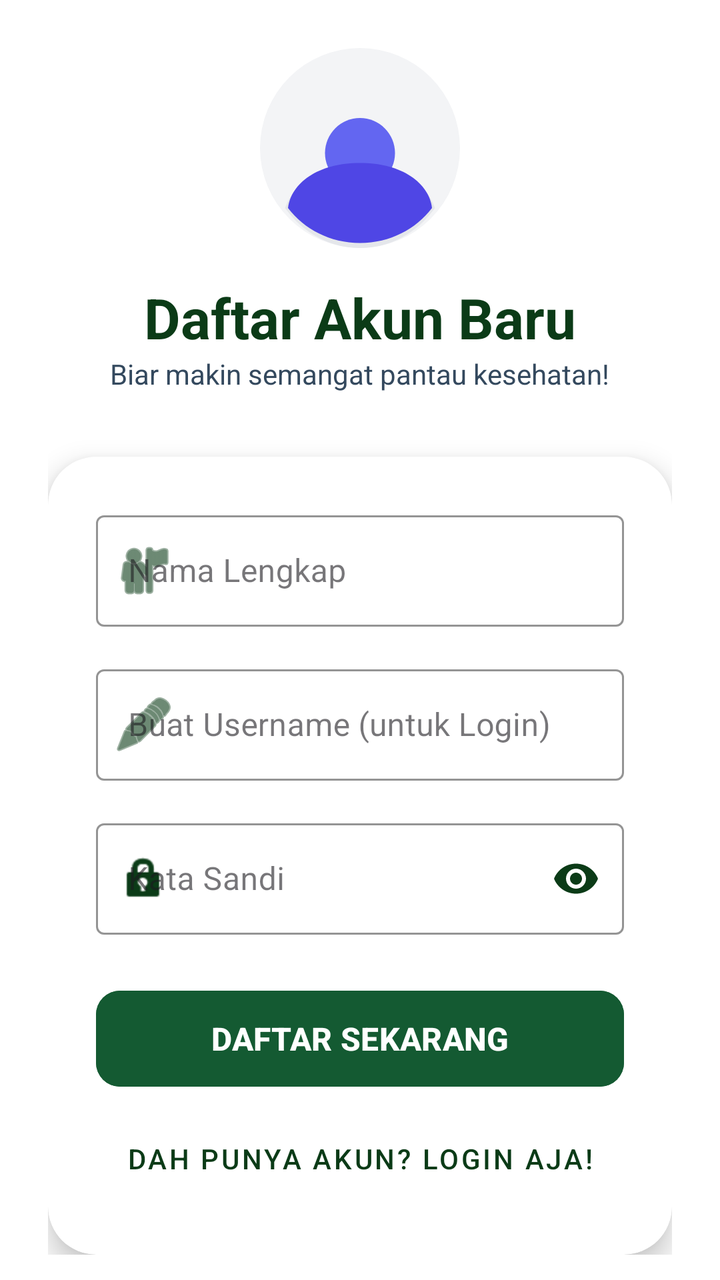
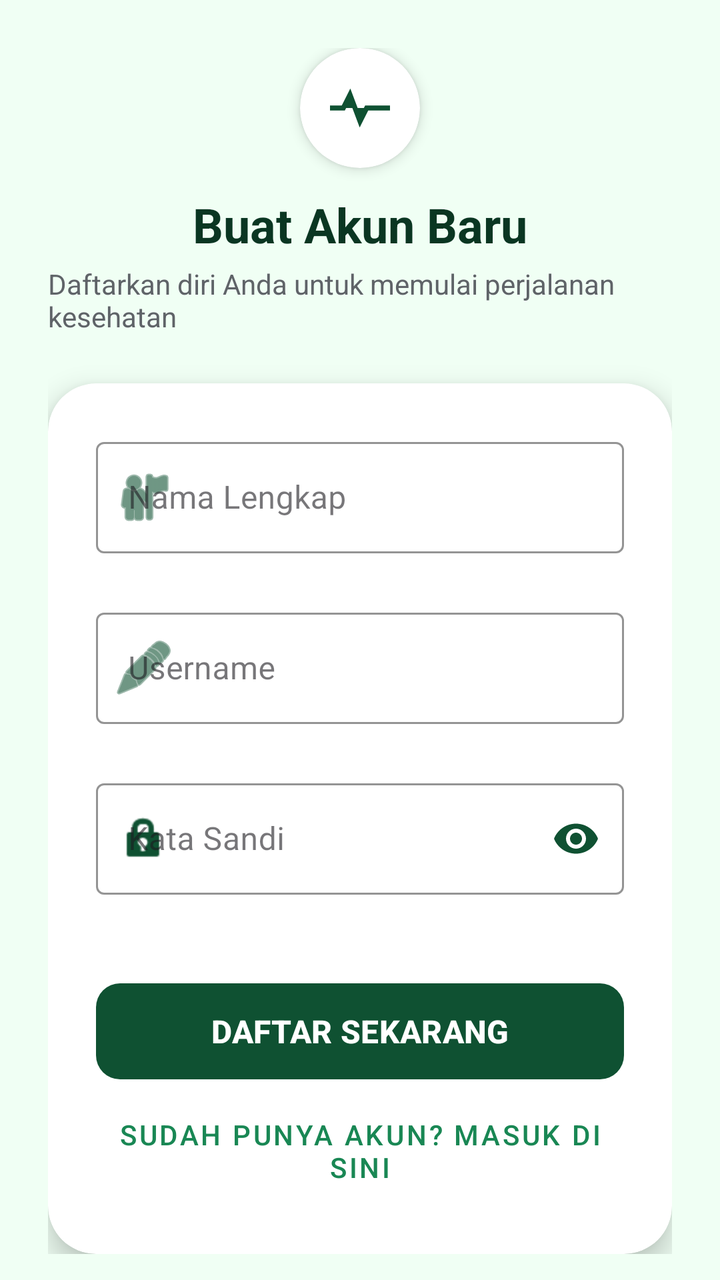

The first picture is an Android layout as it rendered before a commit; the second is the same layout after the commit. The layout source and the unified diff follow.
<!-- AndroidManifest.xml: application theme Theme.Pertemuan2 -->
<!-- res/layout/activity_register.xml -->
<?xml version="1.0" encoding="utf-8"?>
<LinearLayout xmlns:android="http://schemas.android.com/apk/res/android"
    xmlns:app="http://schemas.android.com/apk/res-auto"
    xmlns:tools="http://schemas.android.com/tools"
    android:id="@+id/main"
    android:layout_width="match_parent"
    android:layout_height="match_parent"
    android:background="@color/bg_light_green"
    android:gravity="center"
    android:orientation="vertical"
    tools:context=".Register">

    <ScrollView
        android:layout_width="match_parent"
        android:layout_height="wrap_content"
        android:clipToPadding="false"
        android:padding="24dp">

        <LinearLayout
            android:layout_width="match_parent"
            android:layout_height="wrap_content"
            android:gravity="center_horizontal"
            android:orientation="vertical">

            <ImageView
                android:layout_width="100dp"
                android:layout_height="100dp"
                android:layout_marginBottom="16dp"
                android:src="@drawable/img_login" />

            <TextView
                android:layout_width="wrap_content"
                android:layout_height="wrap_content"
                android:text="@string/register_title"
                android:textColor="@color/primary_dark_green"
                android:textSize="28sp"
                android:textStyle="bold" />

            <TextView
                android:layout_width="wrap_content"
                android:layout_height="wrap_content"
                android:layout_marginBottom="32dp"
                android:text="@string/register_subtitle"
                android:textColor="@color/text_hint"
                android:textSize="14sp"
                android:alpha="1.0" />

            <com.google.android.material.card.MaterialCardView
                android:layout_width="match_parent"
                android:layout_height="wrap_content"
                app:cardBackgroundColor="@color/card_bg"
                app:cardCornerRadius="24dp"
                app:cardElevation="8dp"
                app:strokeWidth="0dp">

                <LinearLayout
                    android:layout_width="match_parent"
                    android:layout_height="wrap_content"
                    android:orientation="vertical"
                    android:padding="24dp">

                    <com.google.android.material.textfield.TextInputLayout
                        style="@style/Widget.MaterialComponents.TextInputLayout.OutlinedBox"
                        android:layout_width="match_parent"
                        android:layout_height="wrap_content"
                        android:layout_marginBottom="16dp"
                        android:hint="@string/label_full_name"
                        app:boxStrokeColor="@color/primary_green"
                        app:hintTextColor="@color/primary_green"
                        app:startIconDrawable="@android:drawable/ic_menu_myplaces"
                        app:startIconTint="@color/primary_dark_green">

                        <com.google.android.material.textfield.TextInputEditText
                            android:id="@+id/etRegName"
                            android:layout_width="match_parent"
                            android:layout_height="wrap_content"
                            android:inputType="textPersonName"
                            android:textColor="@color/black" />
                    </com.google.android.material.textfield.TextInputLayout>

                    <com.google.android.material.textfield.TextInputLayout
                        style="@style/Widget.MaterialComponents.TextInputLayout.OutlinedBox"
                        android:layout_width="match_parent"
                        android:layout_height="wrap_content"
                        android:layout_marginBottom="16dp"
                        android:hint="@string/label_reg_username"
                        app:boxStrokeColor="@color/primary_green"
                        app:hintTextColor="@color/primary_green"
                        app:startIconDrawable="@android:drawable/ic_menu_edit"
                        app:startIconTint="@color/primary_dark_green">

                        <com.google.android.material.textfield.TextInputEditText
                            android:id="@+id/etRegUsername"
                            android:layout_width="match_parent"
                            android:layout_height="wrap_content"
                            android:inputType="text"
                            android:textColor="@color/black" />
                    </com.google.android.material.textfield.TextInputLayout>

                    <com.google.android.material.textfield.TextInputLayout
                        style="@style/Widget.MaterialComponents.TextInputLayout.OutlinedBox"
                        android:layout_width="match_parent"
                        android:layout_height="wrap_content"
                        android:layout_marginBottom="16dp"
                        android:hint="@string/label_password"
                        app:boxStrokeColor="@color/primary_green"
                        app:hintTextColor="@color/primary_green"
                        app:passwordToggleEnabled="true"
                        app:passwordToggleTint="@color/primary_dark_green"
                        app:startIconDrawable="@android:drawable/ic_lock_idle_lock"
                        app:startIconTint="@color/primary_dark_green">

                        <com.google.android.material.textfield.TextInputEditText
                            android:id="@+id/etRegPassword"
                            android:layout_width="match_parent"
                            android:layout_height="wrap_content"
                            android:inputType="textPassword"
                            android:textColor="@color/black" />
                    </com.google.android.material.textfield.TextInputLayout>

                    <Button
                        android:id="@+id/btnDoRegister"
                        android:layout_width="match_parent"
                        android:layout_height="56dp"
                        android:layout_marginTop="8dp"
                        android:backgroundTint="@color/primary_green"
                        android:text="@string/btn_register_caps"
                        android:textColor="@color/white"
                        android:textSize="16sp"
                        android:textStyle="bold"
                        app:cornerRadius="12dp" />

                    <Button
                        android:id="@+id/btnBackToLogin"
                        style="@style/Widget.MaterialComponents.Button.TextButton"
                        android:layout_width="match_parent"
                        android:layout_height="wrap_content"
                        android:layout_marginTop="8dp"
                        android:text="@string/btn_back_to_login"
                        android:textColor="@color/primary_dark_green" />

                </LinearLayout>
            </com.google.android.material.card.MaterialCardView>

        </LinearLayout>
    </ScrollView>
</LinearLayout>
<!-- resources referenced by this layout -->
<resources>
  <color name="bg_light_green">#FFFFFF</color>
  <color name="black">#000000</color>
  <color name="card_bg">#FFFFFF</color>
  <color name="primary_dark_green">#0B3B17</color>
  <color name="primary_green">#145A32</color>
  <color name="text_hint">#34495E</color>
  <color name="white">#FFFFFF</color>
  <!-- drawable img_login (drawable) -->
  <vector xmlns:android="http://schemas.android.com/apk/res/android"
      xmlns:aapt="http://schemas.android.com/aapt"
      android:width="200dp"
      android:height="200dp"
      android:viewportWidth="200"
      android:viewportHeight="200">
      
      <path
          android:pathData="M100,100m-100,0a100,100 0,1 1,200 0a100,100 0,1 1,-200 0"
          android:fillColor="#F3F4F6"/>
      
      <path
          android:pathData="M100,115c-35,0 -65,18 -75,45c18,25 45,40 75,40s57,-15 75,-40c-10,-27 -40,-45 -75,-45z"
          android:fillColor="#E5E7EB"/>
      
      <path
          android:pathData="M100,105m-35,0a35,35 0,1 1,70 0a35,35 0,1 1,-70 0"
          android:fillColor="#6366F1"/>
      
      <path
          android:pathData="M100,195c-30,0 -56,-14 -72,-35c3,-25 30,-45 72,-45s69,20 72,45c-16,21 -42,35 -72,35z"
          android:fillColor="#4F46E5"/>
  </vector>
  <string name="btn_back_to_login">Dah punya akun? Login aja!</string>
  <string name="btn_register_caps">DAFTAR SEKARANG</string>
  <string name="label_full_name">Nama Lengkap</string>
  <string name="label_password">Kata Sandi</string>
  <string name="label_reg_username">Buat Username (untuk Login)</string>
  <string name="register_subtitle">Biar makin semangat pantau kesehatan!</string>
  <string name="register_title">Daftar Akun Baru</string>
  <style name="Theme.Pertemuan2" parent="Base.Theme.Pertemuan2" />
  <style name="Base.Theme.Pertemuan2" parent="Theme.Material3.DayNight.NoActionBar">
          
          
      </style>
</resources>

<!-- the commit's change to res/layout/activity_register.xml (unified diff, before → after) -->
@@ -1,56 +1,74 @@
 <?xml version="1.0" encoding="utf-8"?>
 <LinearLayout xmlns:android="http://schemas.android.com/apk/res/android"
     xmlns:app="http://schemas.android.com/apk/res-auto"
-    xmlns:tools="http://schemas.android.com/tools"
     android:id="@+id/main"
     android:layout_width="match_parent"
     android:layout_height="match_parent"
     android:background="@color/bg_light_green"
     android:gravity="center"
-    android:orientation="vertical"
-    tools:context=".Register">
+    android:orientation="vertical">
 
     <ScrollView
         android:layout_width="match_parent"
-        android:layout_height="wrap_content"
+        android:layout_height="match_parent"
         android:clipToPadding="false"
-        android:padding="24dp">
+        android:fillViewport="true"
+        android:overScrollMode="never"
+        android:scrollbars="none">
 
         <LinearLayout
             android:layout_width="match_parent"
             android:layout_height="wrap_content"
-            android:gravity="center_horizontal"
-            android:orientation="vertical">
+            android:gravity="center"
+            android:orientation="vertical"
+            android:padding="24dp">
 
-            <ImageView
-                android:layout_width="100dp"
-                android:layout_height="100dp"
-                android:layout_marginBottom="16dp"
-                android:src="@drawable/img_login" />
+            
+            <com.google.android.material.card.MaterialCardView
+                android:layout_width="60dp"
+                android:layout_height="60dp"
+                app:cardCornerRadius="30dp"
+                app:cardElevation="4dp"
+                app:cardBackgroundColor="@color/white"
+                app:strokeWidth="0dp">
 
+                <ImageView
+                    android:layout_width="match_parent"
+                    android:layout_height="match_parent"
+                    android:padding="10dp"
+                    android:scaleType="centerCrop"
+                    android:src="@drawable/ic_carepulse_logo"
+                    android:contentDescription="@string/app_name" />
+
+            </com.google.android.material.card.MaterialCardView>
+
+            
             <TextView
                 android:layout_width="wrap_content"
                 android:layout_height="wrap_content"
+                android:layout_marginTop="12dp"
                 android:text="@string/register_title"
                 android:textColor="@color/primary_dark_green"
-                android:textSize="28sp"
+                android:textSize="24sp"
                 android:textStyle="bold" />
 
+            
             <TextView
                 android:layout_width="wrap_content"
                 android:layout_height="wrap_content"
-                android:layout_marginBottom="32dp"
+                android:layout_marginTop="4dp"
                 android:text="@string/register_subtitle"
-                android:textColor="@color/text_hint"
-                android:textSize="14sp"
-                android:alpha="1.0" />
+                android:textColor="@color/text_secondary"
+                android:textSize="14sp" />
 
+            
             <com.google.android.material.card.MaterialCardView
                 android:layout_width="match_parent"
                 android:layout_height="wrap_content"
-                app:cardBackgroundColor="@color/card_bg"
+                android:layout_marginTop="24dp"
                 app:cardCornerRadius="24dp"
                 app:cardElevation="8dp"
+                app:cardBackgroundColor="@color/card_bg"
                 app:strokeWidth="0dp">
 
                 <LinearLayout
@@ -59,89 +77,109 @@
                     android:orientation="vertical"
                     android:padding="24dp">
 
+                    
                     <com.google.android.material.textfield.TextInputLayout
+                        android:id="@+id/tilRegName"
                         style="@style/Widget.MaterialComponents.TextInputLayout.OutlinedBox"
                         android:layout_width="match_parent"
                         android:layout_height="wrap_content"
-                        android:layout_marginBottom="16dp"
                         android:hint="@string/label_full_name"
                         app:boxStrokeColor="@color/primary_green"
                         app:hintTextColor="@color/primary_green"
                         app:startIconDrawable="@android:drawable/ic_menu_myplaces"
-                        app:startIconTint="@color/primary_dark_green">
+                        app:startIconTint="@color/primary_green"
+                        app:errorEnabled="true">
 
                         <com.google.android.material.textfield.TextInputEditText
                             android:id="@+id/etRegName"
                             android:layout_width="match_parent"
                             android:layout_height="wrap_content"
                             android:inputType="textPersonName"
-                            android:textColor="@color/black" />
+                            android:textColor="@color/text_main"
+                            android:textSize="16sp" />
+
                     </com.google.android.material.textfield.TextInputLayout>
 
+                    
                     <com.google.android.material.textfield.TextInputLayout
+                        android:id="@+id/tilRegUsername"
                         style="@style/Widget.MaterialComponents.TextInputLayout.OutlinedBox"
                         android:layout_width="match_parent"
                         android:layout_height="wrap_content"
-                        android:layout_marginBottom="16dp"
+                        android:layout_marginTop="4dp"
                         android:hint="@string/label_reg_username"
                         app:boxStrokeColor="@color/primary_green"
                         app:hintTextColor="@color/primary_green"
                         app:startIconDrawable="@android:drawable/ic_menu_edit"
-                        app:startIconTint="@color/primary_dark_green">
+                        app:startIconTint="@color/primary_green"
+                        app:errorEnabled="true">
 
                         <com.google.android.material.textfield.TextInputEditText
                             android:id="@+id/etRegUsername"
                             android:layout_width="match_parent"
                             android:layout_height="wrap_content"
                             android:inputType="text"
-                            android:textColor="@color/black" />
+                            android:textColor="@color/text_main"
+                            android:textSize="16sp" />
+
                     </com.google.android.material.textfield.TextInputLayout>
 
+                    
                     <com.google.android.material.textfield.TextInputLayout
+                        android:id="@+id/tilRegPassword"
                         style="@style/Widget.MaterialComponents.TextInputLayout.OutlinedBox"
                         android:layout_width="match_parent"
                         android:layout_height="wrap_content"
-                        android:layout_marginBottom="16dp"
+                        android:layout_marginTop="4dp"
                         android:hint="@string/label_password"
                         app:boxStrokeColor="@color/primary_green"
                         app:hintTextColor="@color/primary_green"
                         app:passwordToggleEnabled="true"
-                        app:passwordToggleTint="@color/primary_dark_green"
+                        app:passwordToggleTint="@color/primary_green"
                         app:startIconDrawable="@android:drawable/ic_lock_idle_lock"
-                        app:startIconTint="@color/primary_dark_green">
+                        app:startIconTint="@color/primary_green"
+                        app:errorEnabled="true">
 
                         <com.google.android.material.textfield.TextInputEditText
                             android:id="@+id/etRegPassword"
                             android:layout_width="match_parent"
                             android:layout_height="wrap_content"
                             android:inputType="textPassword"
-                            android:textColor="@color/black" />
+                            android:textColor="@color/text_main"
+                            android:textSize="16sp" />
+
                     </com.google.android.material.textfield.TextInputLayout>
 
-                    <Button
+                    
+                    <com.google.android.material.button.MaterialButton
                         android:id="@+id/btnDoRegister"
                         android:layout_width="match_parent"
                         android:layout_height="56dp"
-                        android:layout_marginTop="8dp"
-                        android:backgroundTint="@color/primary_green"
+                        android:layout_marginTop="20dp"
                         android:text="@string/btn_register_caps"
-                        android:textColor="@color/white"
+                        android:textAllCaps="true"
                         android:textSize="16sp"
                         android:textStyle="bold"
+                        app:backgroundTint="@color/primary_green"
                         app:cornerRadius="12dp" />
 
-                    <Button
+                    
+                    <com.google.android.material.button.MaterialButton
                         android:id="@+id/btnBackToLogin"
                         style="@style/Widget.MaterialComponents.Button.TextButton"
                         android:layout_width="match_parent"
                         android:layout_height="wrap_content"
-                        android:layout_marginTop="8dp"
+                        android:layout_marginTop="4dp"
                         android:text="@string/btn_back_to_login"
-                        android:textColor="@color/primary_dark_green" />
+                        android:textColor="@color/accent_green"
+                        android:textSize="14sp" />
 
                 </LinearLayout>
+
             </com.google.android.material.card.MaterialCardView>
 
         </LinearLayout>
+
     </ScrollView>
+
 </LinearLayout>
<!-- resource entries referenced after the edit -->
@@ -1,47 +1,46 @@
 <!-- resources referenced by this layout -->
 <resources>
-  <color name="bg_light_green">#FFFFFF</color>
-  <color name="black">#000000</color>
+  <color name="accent_green">#198754</color>
+  <color name="bg_light_green">#F0FFF4</color>
   <color name="card_bg">#FFFFFF</color>
-  <color name="primary_dark_green">#0B3B17</color>
-  <color name="primary_green">#145A32</color>
-  <color name="text_hint">#34495E</color>
+  <color name="primary_dark_green">#0A3622</color>
+  <color name="primary_green">#0F5132</color>
+  <color name="text_main">#1A1D20</color>
+  <color name="text_secondary">#5F6368</color>
   <color name="white">#FFFFFF</color>
-  <!-- drawable img_login (drawable) -->
+  <!-- drawable ic_carepulse_logo (drawable) -->
+  <?xml version="1.0" encoding="utf-8"?>
   <vector xmlns:android="http://schemas.android.com/apk/res/android"
-      xmlns:aapt="http://schemas.android.com/aapt"
-      android:width="200dp"
-      android:height="200dp"
-      android:viewportWidth="200"
-      android:viewportHeight="200">
+      android:width="80dp"
+      android:height="80dp"
+      android:viewportWidth="24"
+      android:viewportHeight="24">
       
       <path
-          android:pathData="M100,100m-100,0a100,100 0,1 1,200 0a100,100 0,1 1,-200 0"
-          android:fillColor="#F3F4F6"/>
+          android:fillColor="#FFFFFF"
+          android:pathData="M12,21.35l-1.45,-1.32C5.4,15.36 2,12.28 2,8.5 2,5.42 4.42,3 7.5,3c1.74,0 3.41,0.81 4.5,2.09C13.09,3.81 14.76,3 16.5,3 19.58,3 22,5.42 22,8.5c0,3.78 -3.4,6.86 -8.55,11.54L12,21.35z" />
       
       <path
-          android:pathData="M100,115c-35,0 -65,18 -75,45c18,25 45,40 75,40s57,-15 75,-40c-10,-27 -40,-45 -75,-45z"
-          android:fillColor="#E5E7EB"/>
-      
-      <path
-          android:pathData="M100,105m-35,0a35,35 0,1 1,70 0a35,35 0,1 1,-70 0"
-          android:fillColor="#6366F1"/>
-      
-      <path
-          android:pathData="M100,195c-30,0 -56,-14 -72,-35c3,-25 30,-45 72,-45s69,20 72,45c-16,21 -42,35 -72,35z"
-          android:fillColor="#4F46E5"/>
+          android:fillColor="#0F5132"
+          android:pathData="M3,12h4l2,-4 3,8 2,-4h7"
+          android:strokeWidth="1.5"
+          android:strokeColor="#0F5132" />
   </vector>
-  <string name="btn_back_to_login">Dah punya akun? Login aja!</string>
+  <string name="app_name">CarePulse</string>
+  <string name="btn_back_to_login">Sudah punya akun? Masuk di sini</string>
   <string name="btn_register_caps">DAFTAR SEKARANG</string>
   <string name="label_full_name">Nama Lengkap</string>
   <string name="label_password">Kata Sandi</string>
-  <string name="label_reg_username">Buat Username (untuk Login)</string>
-  <string name="register_subtitle">Biar makin semangat pantau kesehatan!</string>
-  <string name="register_title">Daftar Akun Baru</string>
+  <string name="label_reg_username">Username</string>
+  <string name="register_subtitle">Daftarkan diri Anda untuk memulai perjalanan kesehatan</string>
+  <string name="register_title">Buat Akun Baru</string>
   <style name="Theme.Pertemuan2" parent="Base.Theme.Pertemuan2" />
   <style name="Base.Theme.Pertemuan2" parent="Theme.Material3.DayNight.NoActionBar">
-          
-          
+          <item name="colorPrimary">@color/primary_green</item>
+          <item name="colorPrimaryDark">@color/primary_dark_green</item>
+          <item name="colorAccent">@color/accent_green</item>
+          <item name="android:statusBarColor">@color/primary_dark_green</item>
+          <item name="android:navigationBarColor">@color/white</item>
       </style>
 </resources>
 
